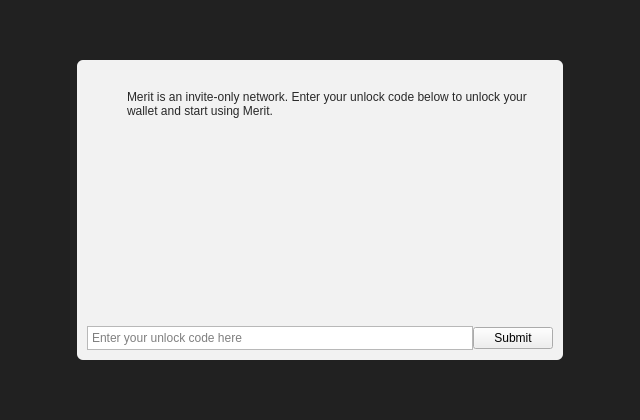
Above: src/qt/forms/enterunlockcode.ui from meritlabs/merit before the change. Below: the same form after it.
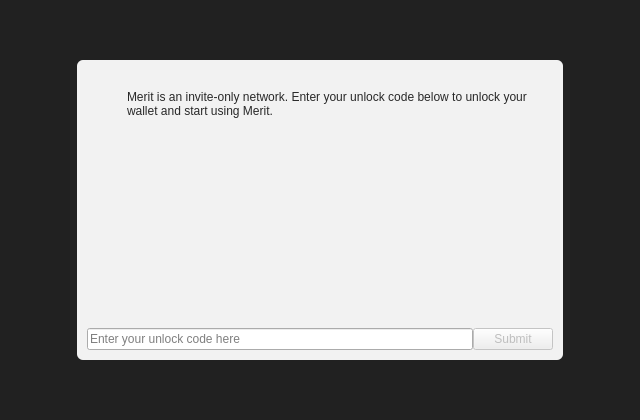
That is the form after the change. Icons and pictures are not drawn. Custom widgets are drawn as their Qt base class.

Commit message: only allow valid addresses to be submitted as unlock codes

```diff
--- a/src/qt/forms/enterunlockcode.ui
+++ b/src/qt/forms/enterunlockcode.ui
@@ -7,7 +7,7 @@
     <x>0</x>
     <y>0</y>
     <width>640</width>
-    <height>404</height>
+    <height>420</height>
    </rect>
   </property>
   <property name="windowTitle">
@@ -188,26 +188,23 @@
             <number>10</number>
            </property>
            <item>
-            <widget class="QTextEdit" name="unlockCodeTextInput">
-             <property name="sizePolicy">
-              <sizepolicy hsizetype="Expanding" vsizetype="Maximum">
-               <horstretch>0</horstretch>
-               <verstretch>0</verstretch>
-              </sizepolicy>
-             </property>
-             <property name="maximumSize">
-              <size>
-               <width>16777215</width>
-               <height>24</height>
-              </size>
+            <widget class="QLineEdit" name="unlockCodeTextInput">
+             <property name="maxLength">
+              <number>34</number>
              </property>
              <property name="placeholderText">
               <string>Enter your unlock code here</string>
              </property>
+             <property name="clearButtonEnabled">
+              <bool>true</bool>
+             </property>
             </widget>
            </item>
            <item>
             <widget class="QPushButton" name="submitButton">
+             <property name="enabled">
+              <bool>false</bool>
+             </property>
              <property name="text">
               <string>Submit</string>
              </property>
```
The commit also changes 3 other files.
